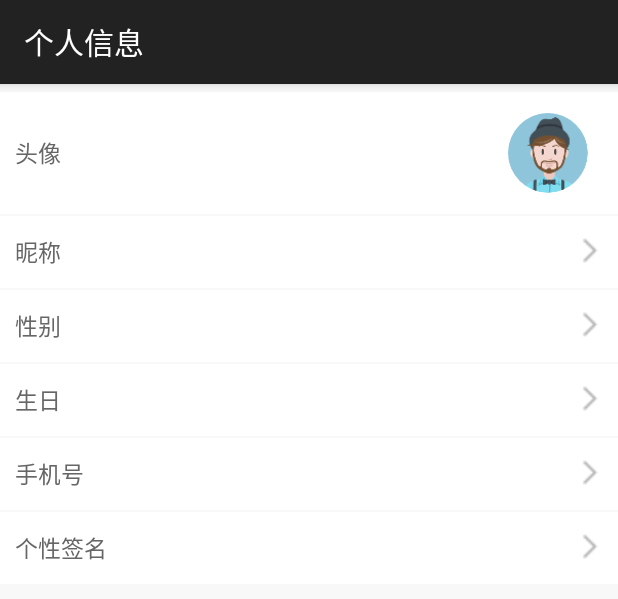
After one commit to xkdaq/android-one, an Android app: the layout activity_account.xml on its own in the app's theme, with its tools: preview values and no code run, on a phone screen of 412 x 824 dp. The commit adds this screen. Shown: the top 599 px of the screen. Run offline under Robolectric (Android 15) with nearby library versions, the phone set to English and light mode, and no system bars.

Commit message:
个人信息界面

```diff
--- a/app/src/main/java/com/xuke/androidone/view/fragment/movie/child/TopMoiveFragment.java
+++ b/app/src/main/java/com/xuke/androidone/view/fragment/movie/child/TopMoiveFragment.java
@@ -56,9 +56,9 @@ public class TopMoiveFragment extends BaseRecycleFragment<TopMovieContract.TopMo
 
     @Override
     public void initUI(View view, @Nullable Bundle savedInstanceState) {
-        toolbar.setTitle("豆瓣电影Top250");
-        toolbar.setNavigationIcon(R.mipmap.ic_arrow_back_white);
-        toolbar.setNavigationOnClickListener(v -> onBackPressedSupport());
+        //返回键
+        //toolbar.setNavigationIcon(R.mipmap.ic_arrow_back_white);
+        //toolbar.setNavigationOnClickListener(v -> onBackPressedSupport());
 
         mTopMovieAdapter = new TopMovieAdapter(R.layout.item_top_movie);
         rvTopMovie.setAdapter(mTopMovieAdapter);
--- /dev/null
+++ b/app/src/main/java/com/xuke/androidone/view/widge/CircleImageView.java
@@ -0,0 +1,121 @@
+package com.xuke.androidone.view.widge;
+
+import android.content.Context;
+import android.graphics.Bitmap;
+import android.graphics.BitmapShader;
+import android.graphics.Canvas;
+import android.graphics.Matrix;
+import android.graphics.Paint;
+import android.graphics.Shader;
+import android.graphics.drawable.BitmapDrawable;
+import android.graphics.drawable.ColorDrawable;
+import android.graphics.drawable.Drawable;
+import android.net.Uri;
+import android.support.annotation.DrawableRes;
+import android.util.AttributeSet;
+import android.widget.ImageView;
+
+/**
+ * Created by xuke on 2018/4/26.
+ * 圆形图片控件
+ */
+public class CircleImageView extends ImageView {
+
+
+    private Bitmap mBitmap;
+    private BitmapShader mBitmapShader;
+    private Paint paint;
+    private static final Bitmap.Config BITMAP_CONFIG = Bitmap.Config.ARGB_8888;
+    private static final int COLORDRAWABLE_DIMENSION = 2;
+
+    public CircleImageView(Context context, AttributeSet attrs) {
+        super(context, attrs);
+        init();
+    }
+
+    @Override
+    protected void onDraw(Canvas canvas) {
+        if (mBitmap == null||mBitmapShader == null) {
+            return;
+        }
+        if(mBitmap.getHeight() == 0 || mBitmap.getWidth() == 0)
+            return;
+        updateBitmapShader();
+        paint.setShader(mBitmapShader);
+        canvas.drawCircle(getWidth() / 2.0f, getHeight() / 2.0f, Math.min(getWidth() / 2.0f, getHeight() / 2.0f), paint);
+    }
+
+    private void init(){
+        if (mBitmap == null) return;
+        mBitmapShader = new BitmapShader(mBitmap, Shader.TileMode.CLAMP, Shader.TileMode.CLAMP);
+        paint = new Paint();
+        paint.setAntiAlias(true);
+    }
+
+    @Override
+    public void setImageBitmap(Bitmap bm) {
+        super.setImageBitmap(bm);
+        mBitmap = bm;
+        init();
+    }
+
+    @Override
+    public void setImageDrawable(Drawable drawable) {
+        super.setImageDrawable(drawable);
+        mBitmap = getBitmapFromDrawable(drawable);
+        init();
+    }
+
+    @Override
+    public void setImageResource(@DrawableRes int resId) {
+        super.setImageResource(resId);
+        mBitmap = getBitmapFromDrawable(getDrawable());
+        init();
+    }
+
+    @Override
+    public void setImageURI(Uri uri) {
+        super.setImageURI(uri);
+        mBitmap = uri != null ? getBitmapFromDrawable(getDrawable()) : null;
+        init();
+    }
+
+
+    private Bitmap getBitmapFromDrawable(Drawable drawable) {
+        if (drawable == null) {
+            return null;
+        }
+        if (drawable instanceof BitmapDrawable) {
+            return ((BitmapDrawable) drawable).getBitmap();
+        }
+        try {
+            Bitmap bitmap;
+
+            if (drawable instanceof ColorDrawable) {
+                bitmap = Bitmap.createBitmap(COLORDRAWABLE_DIMENSION, COLORDRAWABLE_DIMENSION, BITMAP_CONFIG);
+            } else {
+                bitmap = Bitmap.createBitmap(drawable.getIntrinsicWidth(), drawable.getIntrinsicHeight(), BITMAP_CONFIG);
+            }
+            Canvas canvas = new Canvas(bitmap);
+            drawable.setBounds(0, 0, canvas.getWidth(), canvas.getHeight());
+            drawable.draw(canvas);
+            return bitmap;
+        } catch (Exception e) {
+            e.printStackTrace();
+            return null;
+        }
+    }
+
+    private void updateBitmapShader() {
+        if (mBitmap == null)
+            return;
+        int canvasSize = Math.min(getWidth(), getHeight());
+        if (canvasSize == 0) return;
+        if( canvasSize!= mBitmap.getWidth() || canvasSize != mBitmap.getHeight()) {
+            Matrix matrix = new Matrix();
+            float scale = (float) canvasSize / (float) mBitmap.getWidth();
+            matrix.setScale(scale, scale);
+            mBitmapShader.setLocalMatrix(matrix);
+        }
+    }
+}
--- a/app/src/main/java/com/xuke/androidone/view/widge/ItemView.java
+++ b/app/src/main/java/com/xuke/androidone/view/widge/ItemView.java
@@ -44,7 +44,6 @@ public class ItemView extends LinearLayout {
         String rightText = ta.getString(R.styleable.ItemView_ItemRightText);
         Drawable leftIcon = ta.getDrawable(R.styleable.ItemView_ItemLeftImage);
         Drawable rightIcon = ta.getDrawable(R.styleable.ItemView_ItemRightImage);
-        boolean isPointShow = ta.getBoolean(R.styleable.ItemView_isPointShow, false);
         ta.recycle();
 
         LayoutInflater.from(context).inflate(R.layout.layout_itemview, this);
--- /dev/null
+++ b/app/src/main/res/layout/activity_account.xml
@@ -0,0 +1,115 @@
+<?xml version="1.0" encoding="utf-8"?>
+<LinearLayout xmlns:android="http://schemas.android.com/apk/res/android"
+    xmlns:app="http://schemas.android.com/apk/res-auto"
+    xmlns:tools="http://schemas.android.com/tools"
+    android:layout_width="match_parent"
+    android:layout_height="match_parent"
+    android:background="#f8f8f8"
+    android:fitsSystemWindows="true"
+    android:orientation="vertical"
+    tools:context="com.xuke.androidone.view.activity.MainActivity">
+
+    <android.support.design.widget.AppBarLayout
+        android:id="@+id/app_bar"
+        android:layout_width="match_parent"
+        android:layout_height="wrap_content"
+        android:fitsSystemWindows="true"
+        android:theme="@style/AppTheme.AppBarOverlay">
+
+        <android.support.v7.widget.Toolbar
+            android:id="@+id/toolbar"
+            android:layout_width="match_parent"
+            android:layout_height="?attr/actionBarSize"
+            android:layout_gravity="center"
+            android:background="@color/colorPrimary"
+            app:layout_scrollFlags="scroll|enterAlways"
+            app:popupTheme="@style/AppTheme.ToolbarPopupOverlay"
+            app:title="个人信息">
+
+        </android.support.v7.widget.Toolbar>
+    </android.support.design.widget.AppBarLayout>
+
+
+    <android.support.v4.widget.NestedScrollView
+        android:layout_width="match_parent"
+        android:layout_height="match_parent"
+        android:layout_marginTop="5dp"
+        android:fillViewport="true">
+
+        <LinearLayout
+            android:layout_width="match_parent"
+            android:layout_height="wrap_content"
+            android:orientation="vertical">
+
+            <RelativeLayout
+                android:id="@+id/rl_photo"
+                android:layout_width="match_parent"
+                android:layout_height="wrap_content"
+                android:background="@color/white"
+                android:paddingBottom="14dp"
+                android:paddingTop="14dp">
+
+                <TextView
+                    android:layout_width="wrap_content"
+                    android:layout_height="wrap_content"
+                    android:layout_centerVertical="true"
+                    android:layout_marginLeft="10dp"
+                    android:layout_marginRight="10dp"
+                    android:text="头像"
+                    android:textColor="@color/item_left_text"
+                    android:textSize="15sp" />
+
+                <com.xuke.androidone.view.widge.CircleImageView
+                    android:id="@+id/iv_user_avatar"
+                    android:layout_width="53dp"
+                    android:layout_height="53dp"
+                    android:layout_alignParentEnd="true"
+                    android:layout_alignParentRight="true"
+                    android:layout_centerVertical="true"
+                    android:layout_marginLeft="28dp"
+                    android:layout_marginRight="20dp"
+                    android:scaleType="fitXY"
+                    tools:ignore="contentDescription"
+                    tools:src="@drawable/img_defout_man" />
+
+            </RelativeLayout>
+
+            <com.xuke.androidone.view.widge.ItemView
+                android:id="@+id/item_user_name"
+                style="@style/ItemView_account"
+                android:layout_marginTop="1dp"
+                app:ItemLeftText="昵称"
+                app:ItemRightImage="@drawable/icon_details" />
+
+            <com.xuke.androidone.view.widge.ItemView
+                android:id="@+id/item_user_sex"
+                style="@style/ItemView_account"
+                android:layout_marginTop="1dp"
+                app:ItemLeftText="性别"
+                app:ItemRightImage="@drawable/icon_details" />
+
+            <com.xuke.androidone.view.widge.ItemView
+                android:id="@+id/item_user_birth"
+                style="@style/ItemView_account"
+                android:layout_marginTop="1dp"
+                app:ItemLeftText="生日"
+                app:ItemRightImage="@drawable/icon_details" />
+
+            <com.xuke.androidone.view.widge.ItemView
+                android:id="@+id/item_user_phone"
+                style="@style/ItemView_account"
+                android:layout_marginTop="1dp"
+                app:ItemLeftText="手机号"
+                app:ItemRightImage="@drawable/icon_details" />
+
+            <com.xuke.androidone.view.widge.ItemView
+                android:id="@+id/item_user_sign"
+                style="@style/ItemView_account"
+                android:layout_marginTop="1dp"
+                app:ItemLeftText="个性签名"
+                app:ItemRightImage="@drawable/icon_details" />
+        </LinearLayout>
+    </android.support.v4.widget.NestedScrollView>
+
+
+</LinearLayout>
--- a/app/src/main/res/layout/fragment_movie_top.xml
+++ b/app/src/main/res/layout/fragment_movie_top.xml
@@ -19,6 +19,7 @@
             android:layout_height="?attr/actionBarSize"
             android:layout_gravity="center"
             android:background="@color/colorPrimary"
+            app:title="豆瓣电影Top250"
             app:layout_scrollFlags="scroll|enterAlways"
             app:popupTheme="@style/AppTheme.ToolbarPopupOverlay">
         </android.support.v7.widget.Toolbar>
--- a/app/src/main/res/values/strings.xml
+++ b/app/src/main/res/values/strings.xml
@@ -31,6 +31,8 @@
     <string name="tip_confirm_pwd">请再次确认密码</string>
     <string name="finish">完成</string>
 
+    <string name="title_account">个人信息</string>
+
     <string name="transition_movie_img">transition_movie_img</string>
     <string name="versionNameV">v%s</string>
 </resources>
```
Also changed, not shown: app/src/main/AndroidManifest.xml (+12 -0 lines), app/src/main/java/com/xuke/androidone/view/activity/AccountActivity.java (added, +83 -0 lines), app/src/main/java/com/xuke/androidone/view/fragment/my/child/MyFragment.java (+9 -11 lines), app/src/main/res/layout/fragment_my_.xml (+3 -18 lines), app/src/main/res/drawable-hdpi/icon_details.png (added), app/src/main/res/drawable-xhdpi/icon_details.png (added), app/src/main/res/drawable-xxhdpi/icon_details.png (added).
